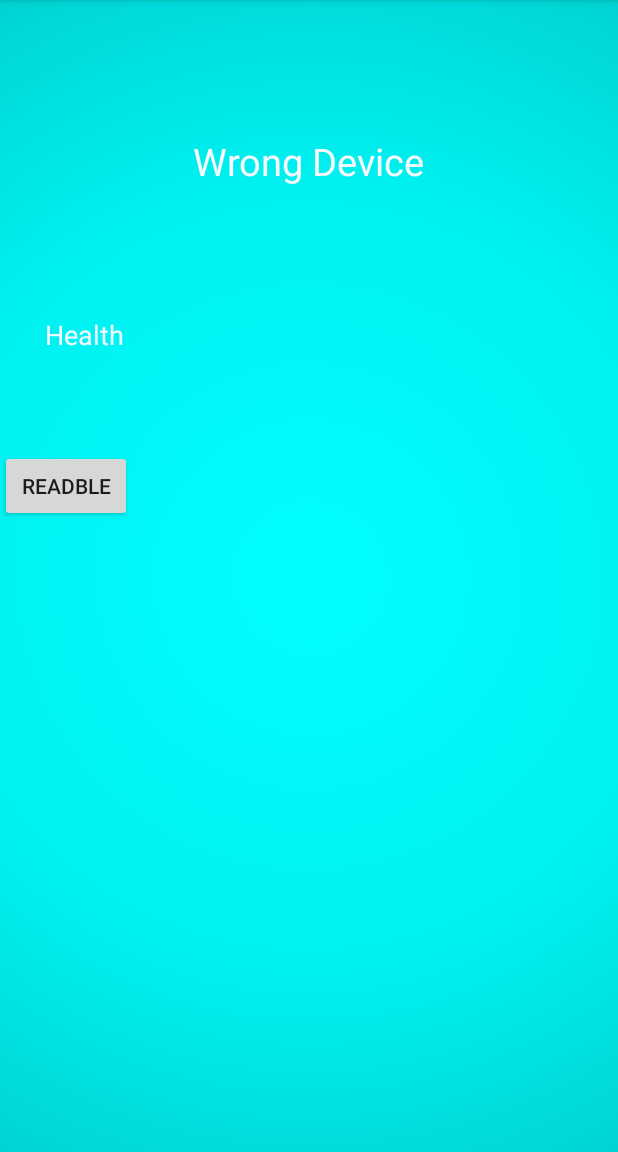
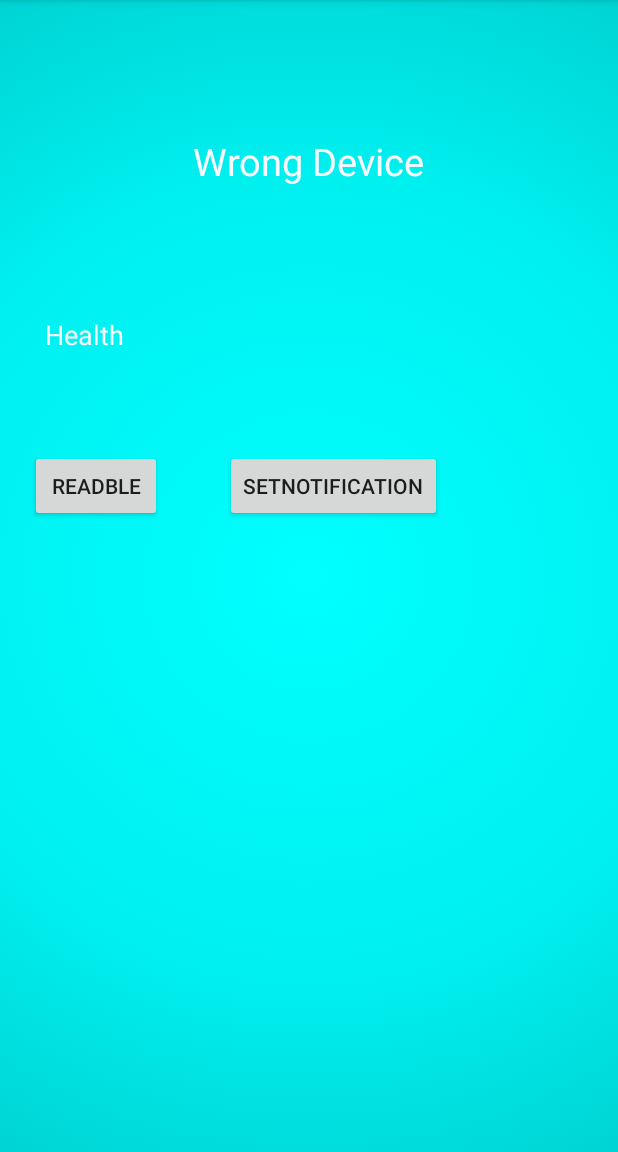
Before and after one commit to nebulaM/BatteryStateBLE, an Android app: the MainActivity screen opened directly, with no data from a screen before it, after a tap on "READBLE", on a phone screen of 412 x 824 dp, the part 84-1236 px from its top. Run offline under Robolectric (Android 15) with nearby library versions, the phone set to English and light mode, and no system bars; 4 statements that could not run were skipped; 2 other taps on this screen came first.

Commit message:
DEMO real time data check cleaned up useless code TODO: 1.UI for scan activity 2.location request in onCreate

```diff
--- a/app/src/main/java/com/cadex/davidz/wheelchairpower/MainActivity.java
+++ b/app/src/main/java/com/cadex/davidz/wheelchairpower/MainActivity.java
@@ -34,7 +34,7 @@ public class MainActivity extends AppCompatActivity {
     public static String mBLEBatteryLevel="90";
     public static String mBLEBatteryHealth="10";
     private BatteryStatusDisplay mBatteryDisplayFragment;
-
+    private boolean mSubscribe=true;
     private BluetoothAdapter mBluetoothAdapter;
     //an integer >0
     private final int REQUEST_ENABLE_BT=1;
@@ -125,8 +125,28 @@ public class MainActivity extends AppCompatActivity {
                 else {
                     mBluetoothLeService.readCharacteristic(characteristic);
                 }
-                //TODO:DELETE the next line
-                //mBatteryDisplayFragment.updateUI(mBLEBatteryLevel,mBLEBatteryHealth,mConnected);
+            }
+        });
+
+        Button testNoti = (Button) findViewById(R.id.SetNotification);
+        testNoti.setOnClickListener(new View.OnClickListener() {
+            @Override
+            public void onClick(View v) {
+                BluetoothGattCharacteristic characteristic=mBluetoothLeService.getGattCharacteristic(mBluetoothLeService.UUID_Battery_Service,mBluetoothLeService.UUID_Battery_Level_Percent);
+                if(characteristic==null){
+                    //errorCode=1,wrong device
+                    mBatteryDisplayFragment.updateUI("1,0,0");
+                }
+                else {
+                    mBluetoothLeService.setCharacteristicNotification(characteristic, mSubscribe);
+                    if(mSubscribe){
+                        mSubscribe=false;
+                    }
+                    else{
+                        mSubscribe=true;
+                    }
+                }
+
             }
         });
 
@@ -135,9 +155,8 @@ public class MainActivity extends AppCompatActivity {
     @Override
     protected void onResume(){
         super.onResume();
-        Log.d(TAG, "onresume");
+        registerReceiver(mGattUpdateReceiver, makeGattUpdateIntentFilter());
 
-        registerReceiver(mGattUpdateReceiver, makeGattUpdateIntentFilter());
         if (mBluetoothLeService != null) {
             final boolean result = mBluetoothLeService.connect(mDeviceAddress);
             Log.w(TAG, "Connect request result=" + result);
@@ -170,11 +189,17 @@ public class MainActivity extends AppCompatActivity {
     protected void onPause() {
         super.onPause();
         unregisterReceiver(mGattUpdateReceiver);
+
     }
 
     @Override
     protected void onDestroy() {
         super.onDestroy();
+        BluetoothGattCharacteristic characteristic=mBluetoothLeService.getGattCharacteristic(mBluetoothLeService.UUID_Battery_Service,mBluetoothLeService.UUID_Battery_Level_Percent);
+        if(characteristic!=null) {
+            mBluetoothLeService.setCharacteristicNotification(characteristic, false);
+        }
+       // mBluetoothLeService.disconnect();
         unbindService(mServiceConnection);
         mBluetoothLeService = null;
     }
--- a/app/src/main/java/com/cadex/davidz/wheelchairpower/SampleGattAttributes.java
+++ b/app/src/main/java/com/cadex/davidz/wheelchairpower/SampleGattAttributes.java
@@ -23,21 +23,14 @@ import java.util.HashMap;
  */
 public class SampleGattAttributes {
     private static HashMap<String, String> attributes = new HashMap();
-    public static String HEART_RATE_MEASUREMENT = "00002a37-0000-1000-8000-00805f9b34fb";
-    public static String CLIENT_CHARACTERISTIC_CONFIG = "00002902-0000-1000-8000-00805f9b34fb";
     public static String Battery_Level_Percent="00002a19-0000-1000-8000-00805f9b34fb";
-
-    public static String Battery_Service="0000180f-0000-1000-8000-00805f9b34fb";
+    public static String CLIENT_CHARACTERISTIC_CONFIG = "00002901-0000-1000-8000-00805f9b34fb";
+    public static String Battery_Service="0000180F-0000-1000-8000-00805f9b34fb";
 
     static {
         // Sample Services.
-        attributes.put("0000180d-0000-1000-8000-00805f9b34fb", "Heart Rate Service");
-        attributes.put("0000180a-0000-1000-8000-00805f9b34fb", "Device Information Service");
-        //UUID defined by server
-        attributes.put("0000180f-0000-1000-8000-00805f9b34fb", "Battery Service");
+        attributes.put(Battery_Service, "Battery Service");
         // Sample Characteristics.
-        attributes.put(HEART_RATE_MEASUREMENT, "Heart Rate Measurement");
-        attributes.put("00002a29-0000-1000-8000-00805f9b34fb", "Manufacturer Name String");
         attributes.put(Battery_Level_Percent, "Battery Level Percent");
     }
 
--- a/app/src/main/res/layout/activity_main.xml
+++ b/app/src/main/res/layout/activity_main.xml
@@ -14,5 +14,15 @@
         android:text="readBLE"
         android:layout_alignParentTop="true"
         android:layout_centerHorizontal="true"
-        android:layout_marginTop="300dp" />
+        android:layout_marginTop="300dp"
+        android:layout_marginLeft="20dp"/>
+    <Button
+        android:id="@+id/SetNotification"
+        android:layout_width="wrap_content"
+        android:layout_height="wrap_content"
+        android:text="SetNotification"
+        android:layout_alignParentTop="true"
+        android:layout_centerHorizontal="true"
+        android:layout_marginTop="300dp"
+        android:layout_marginLeft="150dp"/>
 </FrameLayout>
```
Also changed, not shown: app/src/main/java/com/cadex/davidz/wheelchairpower/BluetoothLeService.java (+24 -26 lines).
